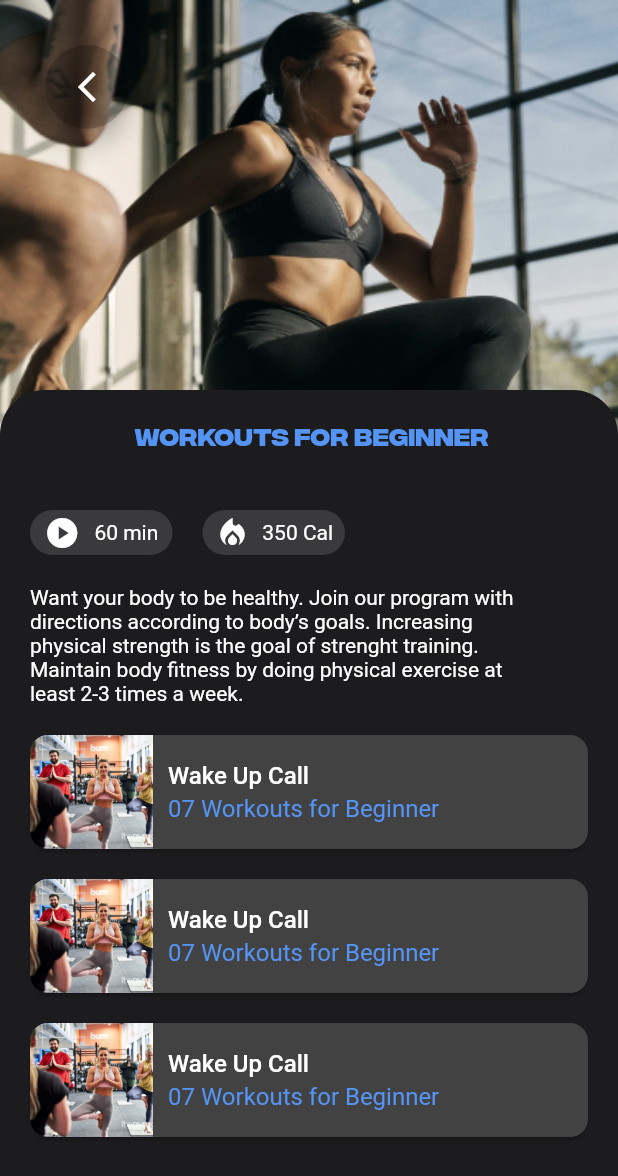
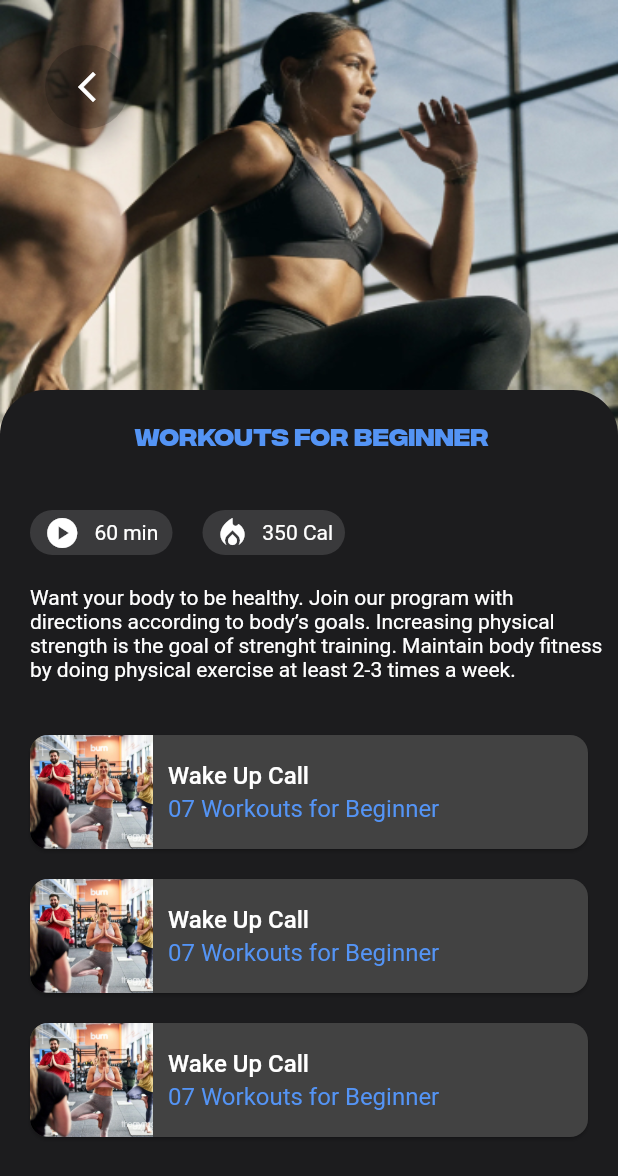
Before and after one commit to RojinTemell/gym_app, a Flutter app: the screen it shows after launch, on a phone screen of 412 x 824 dp. Shown: the top 1176 px of the screen. Run offline on Flutter 3.47's test engine with Material 2 defaults, Android fonts, the phone set to English and light mode, and no system bars.

Commit message:
fix some widgets

```diff
--- a/lib/feature/workout_categories_page.dart
+++ b/lib/feature/workout_categories_page.dart
@@ -14,7 +14,11 @@ class _WorkoutCategoriesPageState extends State<WorkoutCategoriesPage>
   Widget build(BuildContext context) {
     TabController tabController = TabController(length: 3, vsync: this);
     EdgeInsets horizontalPadding = const EdgeInsets.symmetric(horizontal: 28);
-
+    double height30 = 30;
+    double tabbarWidth = 330;
+    BorderRadius borderRadius15 = BorderRadius.circular(15);
+    EdgeInsets labelPaddingHorizontal =
+        const EdgeInsets.symmetric(horizontal: 24);
     return Scaffold(
       appBar: AppBar(
         backgroundColor: Colors.transparent,
@@ -32,24 +36,22 @@ class _WorkoutCategoriesPageState extends State<WorkoutCategoriesPage>
         ],
       ),
       body: Column(children: [
-        const SizedBox(
-          height: 30,
+        SizedBox(
+          height: height30,
         ),
         Card(
-          shape:
-              RoundedRectangleBorder(borderRadius: BorderRadius.circular(15)),
+          shape: RoundedRectangleBorder(borderRadius: borderRadius15),
           elevation: 5,
           child: SizedBox(
-            width: 330,
-            height: 30,
+            width: tabbarWidth,
+            height: height30,
             child: TabBar(
                 indicator: BoxDecoration(
-                    borderRadius: BorderRadius.circular(15),
-                    color: Colors.blue),
+                    borderRadius: borderRadius15, color: Colors.blue),
                 controller: tabController,
                 labelColor: Colors.black,
                 unselectedLabelColor: Colors.white,
-                labelPadding: const EdgeInsets.symmetric(horizontal: 24),
+                labelPadding: labelPaddingHorizontal,
                 indicatorSize: TabBarIndicatorSize.tab,
                 isScrollable: true,
                 tabs: const [
--- a/lib/feature/workout_plan_detail_page.dart
+++ b/lib/feature/workout_plan_detail_page.dart
@@ -13,6 +13,10 @@ class _WorkoutDetailPlanPageState extends State<WorkoutDetailPlanPage>
     with NavigatorManager {
   @override
   Widget build(BuildContext context) {
+    PagePadding pagePadding = PagePadding();
+    PageHeights pageHeights = PageHeights();
+    Radius radius30 = const Radius.circular(30.0);
+
     return Scaffold(
       body: Column(
         children: [
@@ -20,17 +24,17 @@ class _WorkoutDetailPlanPageState extends State<WorkoutDetailPlanPage>
             children: [
               Image.asset(
                 ImageEnums.workoutPlanDetailPage.toJpg,
-                height: 340,
+                height: pageHeights.imageHeight,
                 width: MediaQuery.of(context).size.width,
                 fit: BoxFit.fill,
               ),
               Padding(
-                padding: const EdgeInsets.all(30),
+                padding: pagePadding.padding30,
                 child: FloatingActionButton(
                   onPressed: () {
                     navigateToWidget(context, const WorkoutCategoriesPage());
                   },
-                  backgroundColor: const Color.fromRGBO(0, 0, 0, 0.2),
+                  backgroundColor: ColorsConstants.greyColor,
                   child: const Icon(
                     Icons.arrow_back_ios_new_outlined,
                     color: ColorsConstants.whiteColor,
@@ -41,17 +45,17 @@ class _WorkoutDetailPlanPageState extends State<WorkoutDetailPlanPage>
                   bottom: 0,
                   width: MediaQuery.of(context).size.width,
                   child: Container(
-                    height: 80,
-                    decoration: const BoxDecoration(
+                    height: pageHeights.randomContainerHeight,
+                    decoration: BoxDecoration(
                       color: ColorsConstants.sharkColor,
                       borderRadius: BorderRadius.only(
-                        topLeft: Radius.circular(30.0),
-                        topRight: Radius.circular(30.0),
+                        topLeft: radius30,
+                        topRight: radius30,
                       ),
                     ),
-                    child: const Padding(
-                      padding: EdgeInsets.only(top: 20),
-                      child: TitleComponent(
+                    child: Padding(
+                      padding: pagePadding.topPadding,
+                      child: const TitleComponent(
                         text: StringConstants.workoutDetailPlanTitle,
                         size: FontSizes.videoCardTitle,
                         weight: FontWeights.semiBold,
@@ -63,27 +67,31 @@ class _WorkoutDetailPlanPageState extends State<WorkoutDetailPlanPage>
           ),
           Row(
             children: const [
-              infoContainers(
+              InfoContainers(
                 iconData: Icons.play_circle,
                 text: "60 min",
               ),
-              infoContainers(
+              InfoContainers(
                 iconData: Icons.local_fire_department,
                 text: "350 Cal",
               ),
             ],
           ),
-          const Padding(
-            padding: EdgeInsets.only(top: 20),
+          Padding(
+            padding: pagePadding.topPadding,
             child: Align(
               alignment: Alignment.centerLeft,
-              child: SizedBox(
-                  width: 350,
-                  height: 90,
-                  child: Padding(
-                    padding: EdgeInsets.only(left: 20),
-                    child: Text(StringConstants.workoutDetailPlanDescription),
-                  )),
+              child: Padding(
+                padding: pagePadding.rightPadding,
+                child: SizedBox(
+                    width: MediaQuery.of(context).size.width,
+                    height: pageHeights.sizedBoxHeight,
+                    child: Padding(
+                      padding: pagePadding.leftPadding,
+                      child: const Text(
+                          StringConstants.workoutDetailPlanDescription),
+                    )),
+              ),
             ),
           ),
           Expanded(
@@ -103,27 +111,15 @@ class _WorkoutDetailPlanPageState extends State<WorkoutDetailPlanPage>
   }
 }
 
-class infoContainers extends StatelessWidget {
-  const infoContainers({Key? key, required this.iconData, required this.text})
-      : super(key: key);
-  final IconData iconData;
-  final String text;
+class PagePadding {
+  EdgeInsets padding30 = const EdgeInsets.all(30);
+  EdgeInsets topPadding = const EdgeInsets.only(top: 20);
+  EdgeInsets leftPadding = const EdgeInsets.only(left: 20);
+  EdgeInsets rightPadding = const EdgeInsets.only(right: 10);
+}
 
-  @override
-  Widget build(BuildContext context) {
-    return Padding(
-      padding: const EdgeInsets.only(left: 20),
-      child: Container(
-        height: 30,
-        width: 95,
-        decoration: const BoxDecoration(
-            color: ColorsConstants.tunaColor,
-            borderRadius: BorderRadius.all(Radius.circular(20))),
-        child: Row(
-          mainAxisAlignment: MainAxisAlignment.spaceEvenly,
-          children: [Icon(iconData), Text(text)],
-        ),
-      ),
-    );
-  }
+class PageHeights {
+  double imageHeight = 340;
+  double randomContainerHeight = 80;
+  double sizedBoxHeight = 90;
 }
--- a/lib/product/constants/color_constants.dart
+++ b/lib/product/constants/color_constants.dart
@@ -6,6 +6,7 @@ class ColorsConstants {
   static const Color blueColor = Color.fromRGBO(84, 148, 245, 1);
   static const Color tunaColor = Color.fromRGBO(58, 58, 60, 1);
   static const Color sharkColor = Color.fromRGBO(28, 28, 30, 1);
+  static const Color greyColor = Color.fromRGBO(0, 0, 0, 0.2);
   static const Color blackcolor = Colors.black;
   static const Color whiteColor = Colors.white;
 }
--- a/lib/product/widgets/index.dart
+++ b/lib/product/widgets/index.dart
@@ -9,3 +9,4 @@ export 'package:gym_app/product/widgets/text_button_widget.dart';
 export 'package:gym_app/product/widgets/text_input_widget.dart';
 export 'package:gym_app/product/widgets/title_widget.dart';
 export 'package:gym_app/product/widgets/video_card_widget.dart';
+export 'package:gym_app/product/widgets/info-container.dart';
--- /dev/null
+++ b/lib/product/widgets/info-container.dart
@@ -0,0 +1,27 @@
+import 'package:flutter/material.dart';
+import '../constants/index.dart';
+
+class InfoContainers extends StatelessWidget {
+  const InfoContainers({Key? key, required this.iconData, required this.text})
+      : super(key: key);
+  final IconData iconData;
+  final String text;
+
+  @override
+  Widget build(BuildContext context) {
+    return Padding(
+      padding: const EdgeInsets.only(left: 20),
+      child: Container(
+        height: 30,
+        width: 95,
+        decoration: const BoxDecoration(
+            color: ColorsConstants.tunaColor,
+            borderRadius: BorderRadius.all(Radius.circular(20))),
+        child: Row(
+          mainAxisAlignment: MainAxisAlignment.spaceEvenly,
+          children: [Icon(iconData), Text(text)],
+        ),
+      ),
+    );
+  }
+}
```
